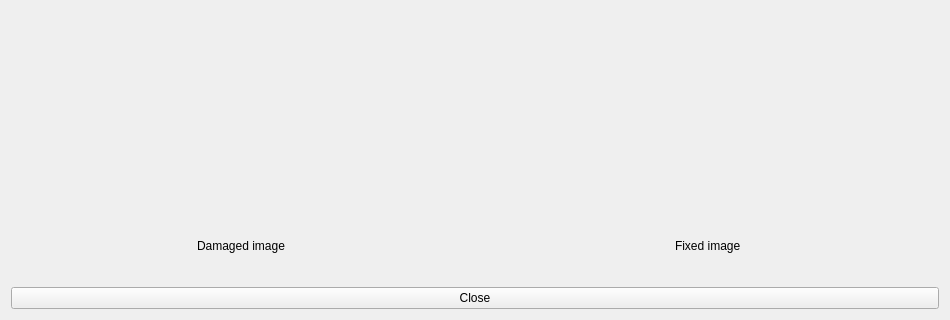
Qt form GUI/Fix_Image_window.ui (Se-Boruk/Virtual_conservator) before a commit; both pictures show x 0 to 950 and y 230 to 550 of the 950 by 550 pixel window.
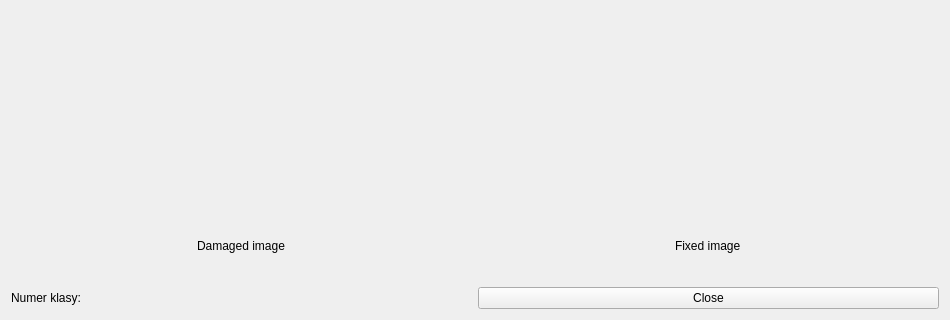
The same form after that commit.

Commit message:
Add deterministic clustering and show class in UI
Class assignment problem little "fix"

Patch:
```diff
--- a/GUI/Fix_Image_window.ui
+++ b/GUI/Fix_Image_window.ui
@@ -57,11 +57,22 @@
     </layout>
    </item>
    <item>
+    <layout class="QHBoxLayout" name="horizontalLayout_3">
+     <item>
+      <widget class="QLabel" name="Class_no">
+       <property name="text">
+        <string>Numer klasy: </string>
+       </property>
+      </widget>
+     </item>
+     <item>
     <widget class="QPushButton" name="CloseButton">
      <property name="text">
       <string>Close</string>
      </property>
     </widget>
+     </item>
+    </layout>
    </item>
   </layout>
  </widget>
```
Lines whose indentation alone changed are shown as unchanged. The commit also changes 9 other files.
